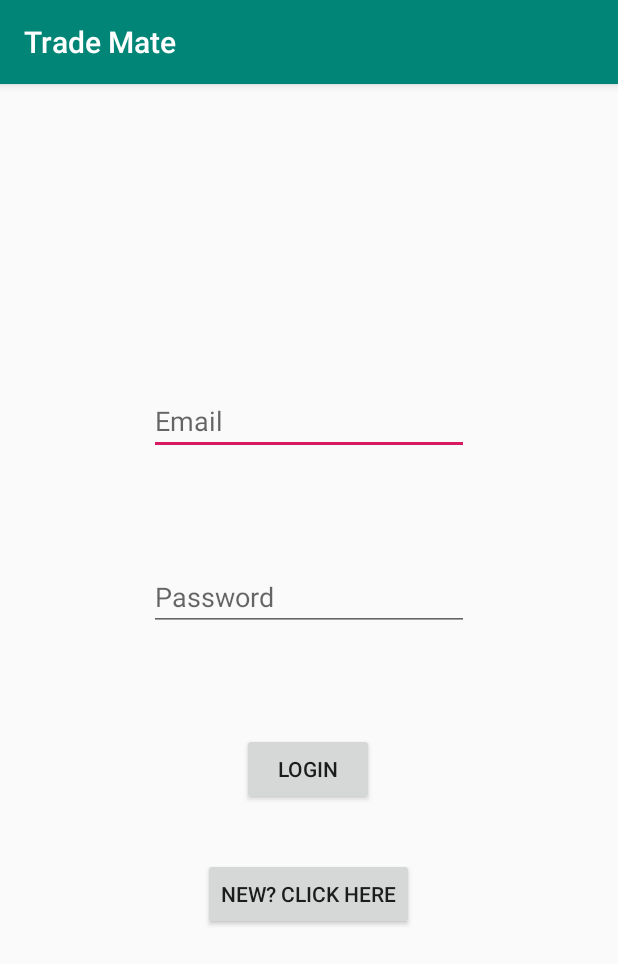
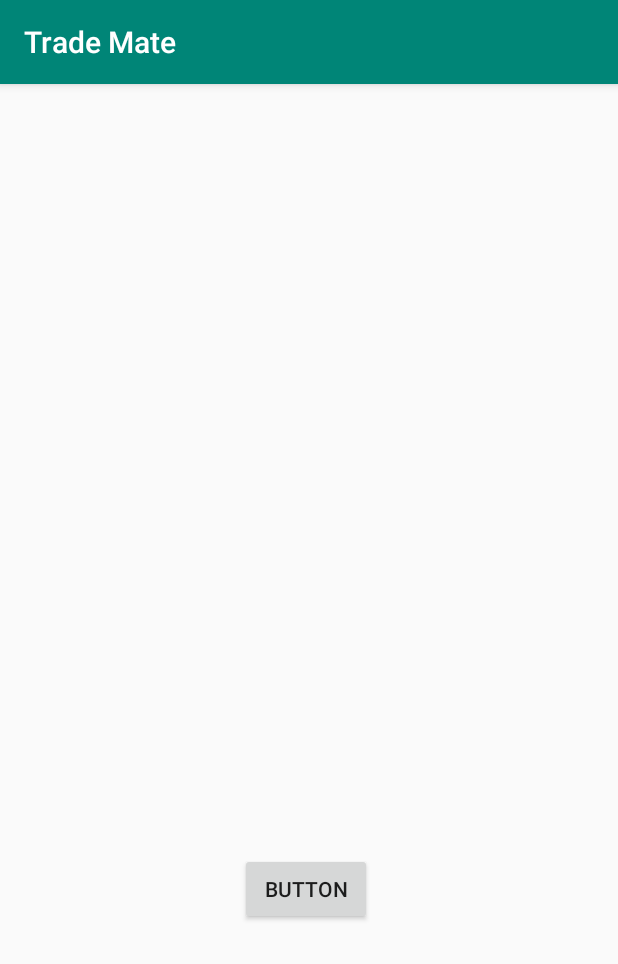
Before and after one commit to ArmaanLala/Trade-Mate, an Android app: the screen it shows after launch once a user with an empty profile is signed in (HomeActivity), on a phone screen of 412 x 824 dp. Shown: the top 964 px of the screen. Run offline under Robolectric (Android 15) with nearby library versions, the phone set to English and light mode, and no system bars; our stand-ins replace Firebase (no records; nobody signed in at launch, a user with empty details on screens opened directly), Picasso; pictures from the network do not load.

```diff
--- a/app/src/main/java/hack/gsu/trademate/HomeActivity.java
+++ b/app/src/main/java/hack/gsu/trademate/HomeActivity.java
@@ -18,11 +18,13 @@ import android.os.Bundle;
 //import android.support.v7.widget.Toolbar;
 import android.view.View;
 import android.view.Menu;
+import android.widget.Button;
 import android.widget.ImageView;
 import android.widget.TextView;
 
 import com.firebase.ui.database.FirebaseRecyclerAdapter;
 import com.google.firebase.auth.FirebaseAuth;
+import com.google.firebase.auth.FirebaseUser;
 import com.google.firebase.database.DatabaseReference;
 import com.google.firebase.database.FirebaseDatabase;
 import com.squareup.picasso.Picasso;
@@ -33,10 +35,36 @@ public class HomeActivity extends AppCompatActivity {
     private DatabaseReference mDatabase;
     private FirebaseAuth mAuth;
     private FirebaseAuth.AuthStateListener mAuthListener;
+
     @Override
     protected void onCreate(Bundle savedInstanceState) {
         super.onCreate(savedInstanceState);
-        setContentView(R.layout.activity_login);
+        setContentView(R.layout.text);
+        Button signOut = findViewById(R.id.buttontest);
+        TextView test = findViewById(R.id.textView2);
+
+
+        FirebaseUser user = FirebaseAuth.getInstance().getCurrentUser();
+        if (user != null) {
+            // User is signed in
+        } else {
+            // No user is signed in
+            Intent i = new Intent(HomeActivity.this, SignUpActivity.class);
+            startActivity(i);
+        }
+        test.setText(user.getDisplayName());
+
+        signOut.setOnClickListener(new View.OnClickListener() {
+            @Override
+            public void onClick(View v) {
+                FirebaseAuth.getInstance().signOut();
+                Intent intSignUp = new Intent(HomeActivity.this, LoginActivity.class);
+                startActivity(intSignUp);
+            }
+        });
+
+
+
 //        Toolbar toolbar = (Toolbar) findViewById(R.id.toolbar);
 //        setSupportActionBar(toolbar);
 //        //initialize recyclerview and FIrebase objects
@@ -112,6 +140,11 @@ public class HomeActivity extends AppCompatActivity {
 //        // Inflate the menu; this adds items to the action bar if it is present.
 //        getMenuInflater().inflate(R.menu.menu_main, menu);
 //        return true;
+
+
+
+
+
     }
 
 }
--- a/app/src/main/java/hack/gsu/trademate/LoginActivity.java
+++ b/app/src/main/java/hack/gsu/trademate/LoginActivity.java
@@ -28,7 +28,7 @@ public class LoginActivity extends AppCompatActivity {
     protected void onCreate(Bundle savedInstanceState) {
         super.onCreate(savedInstanceState);
         setContentView(R.layout.activity_login);
-        FirebaseAuth.getInstance().signOut();
+
 
         mFirebaseAuth = FirebaseAuth.getInstance();
         emailId = findViewById(R.id.editEmail);
--- a/app/src/main/res/layout/text.xml
+++ b/app/src/main/res/layout/text.xml
@@ -21,7 +21,7 @@
         app:layout_constraintTop_toTopOf="parent" />
 
     <Button
-        android:id="@+id/button"
+        android:id="@+id/buttontest"
         android:layout_width="wrap_content"
         android:layout_height="wrap_content"
         android:layout_marginStart="159dp"
```
